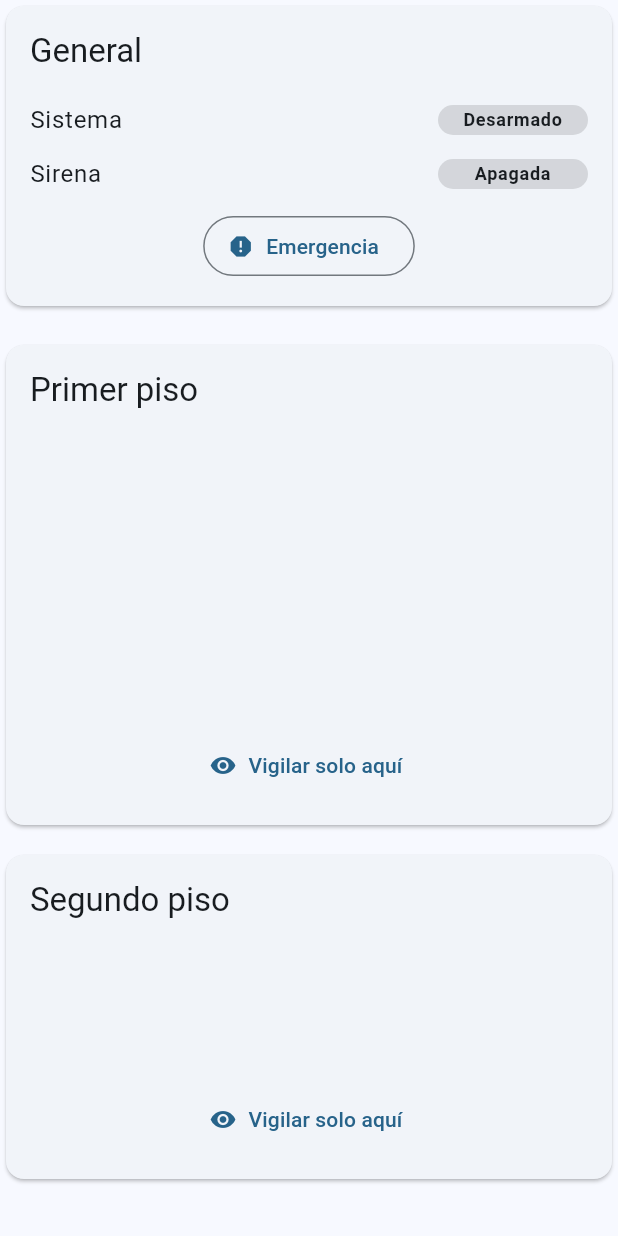
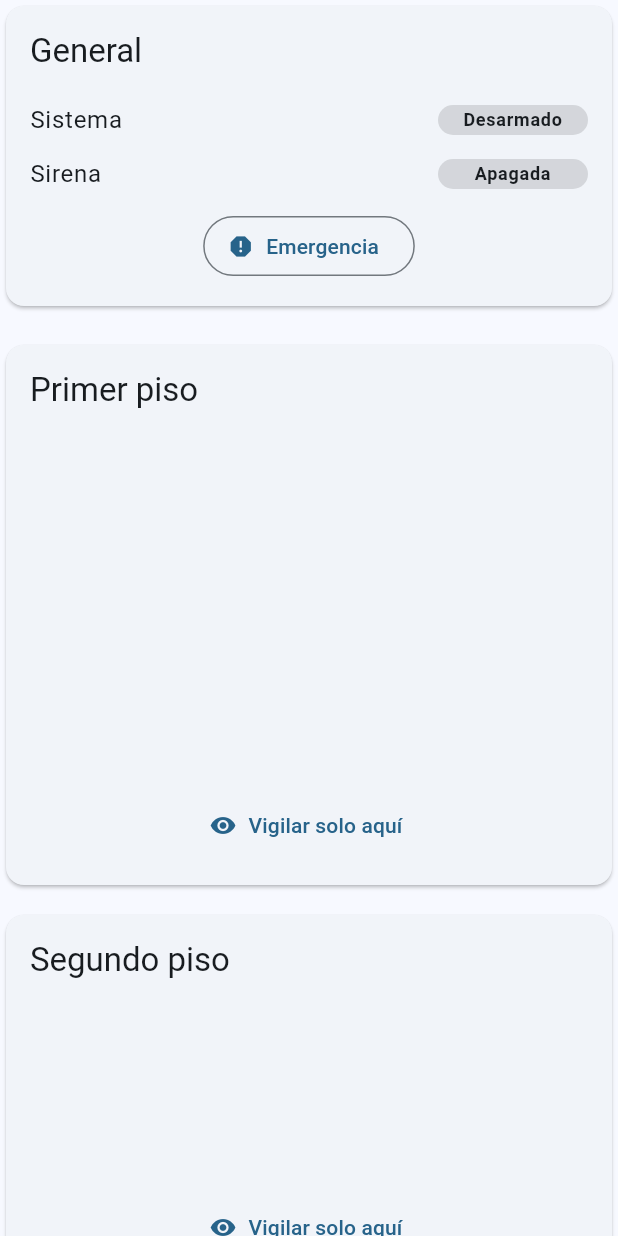
Before and after one commit to ramomar/alarmapp-pwa, a Flutter app: the StatusView widget shown alone on an empty page, opened directly with empty values, on a phone screen of 412 x 824 dp. Run offline on Flutter 3.47's test engine with Material 2 defaults, Android fonts, the phone set to English and light mode, and no system bars; our stand-ins replace bloc, equatable, flutter_bloc; missing offline and left inert: dart:html; network calls fail.

Commit message:
Update card height

```diff
--- a/lib/alarm_status/alarm_status_page.dart
+++ b/lib/alarm_status/alarm_status_page.dart
@@ -97,7 +97,7 @@ class StatusView extends StatelessWidget {
         const SizedBox(height: 18),
         SummaryCard(
           title: 'Primer piso',
-          height: 320,
+          height: 360,
           indicators: [
             ...getFloorAreas(alarmState, 1)
                 .map((area) => _buildArea(context, area)),
@@ -115,7 +115,7 @@ class StatusView extends StatelessWidget {
         const SizedBox(height: 12),
         SummaryCard(
           title: 'Segundo piso',
-          height: 216,
+          height: 248,
           indicators: [
             ...getFloorAreas(alarmState, 2)
                 .map((area) => _buildArea(context, area)),
```
